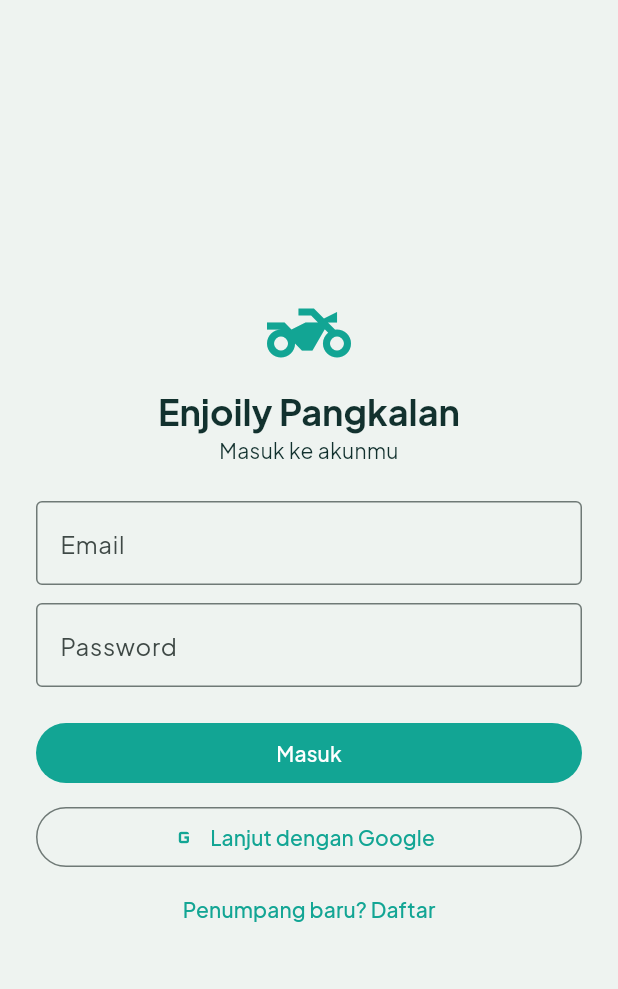
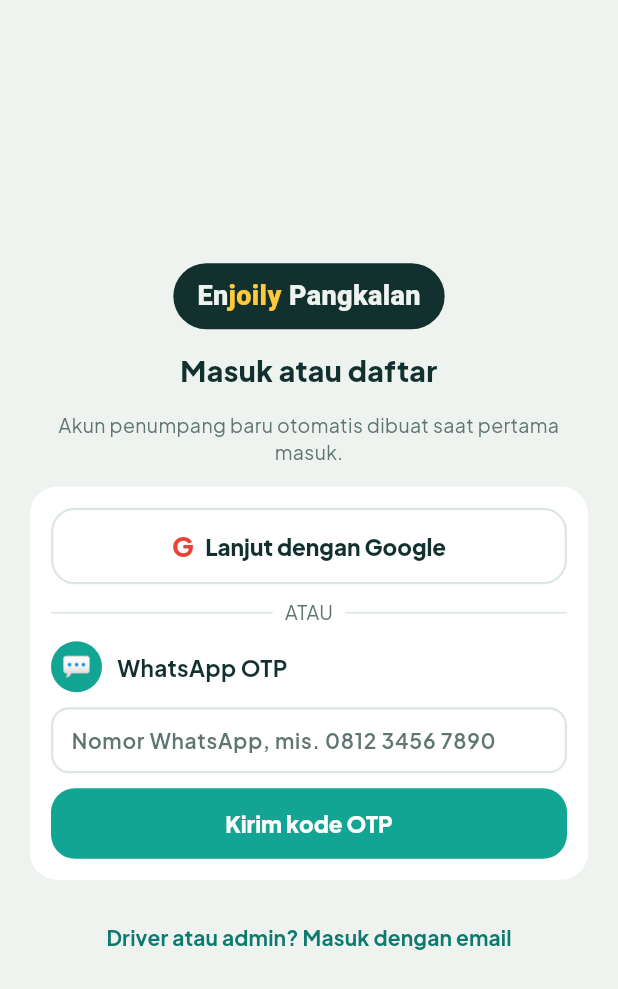
Before and after one commit to seoulinbowl18-Git/enjoilypangkalan, a Flutter app: the LoginScreen screen opened directly, on a phone screen of 412 x 824 dp. Shown: the top 989 px of the screen. Run offline on Flutter 3.47's test engine with Material 3 defaults, Android fonts, the phone set to English and light mode, and no system bars; our stand-ins replace geolocator, supabase_flutter; accounts and stored records are empty.

Commit message:
Login penumpang dengan Google dan OTP WhatsApp
- LoginScreen baru bergaya Enjoily: Google, atau nomor WhatsApp → kode OTP 6 angka
- Driver/admin tetap masuk dengan email + password lewat tautan terpisah
- SupabaseService: sendWhatsAppOtp, verifyPhoneOtp, normalizePhone (08… → +628…)
- Deep link io.supabase.enjoilypangkalan://login-callback/ untuk Android & iOS
- Tombol memakai font dari theme (sebelumnya jatuh ke Roboto)

Co-Authored-By: Claude Opus 5.5 <noreply@anthropic.com>
Claude-Session: https://claude.ai/code/session_015xxr5vPdrL4cWyzcrgNbzo

```diff
--- a/lib/screens/login_screen.dart
+++ b/lib/screens/login_screen.dart
@@ -2,10 +2,11 @@ import 'package:flutter/material.dart';
 import 'package:provider/provider.dart';
 
 import '../services/supabase_service.dart';
+import '../ui/enjoily_style.dart';
 
-/// Penumpang: daftar/masuk email atau Google. Driver/admin: email + password
-/// yang dibuat admin (Edge Function admin-create-driver).
-/// Login WhatsApp OTP butuh provider SMS di Supabase Auth; belum dipasang di sini.
+/// Penumpang: masuk/daftar dengan Google atau kode OTP WhatsApp (akun baru
+/// otomatis dibuat). Driver/admin: email + password yang dibuat admin
+/// (Edge Function admin-create-driver).
 class LoginScreen extends StatefulWidget {
   const LoginScreen({super.key});
 
@@ -14,118 +15,210 @@ class LoginScreen extends StatefulWidget {
 }
 
 class _LoginScreenState extends State<LoginScreen> {
-  final _formKey = GlobalKey<FormState>();
-  final _name = TextEditingController();
+  late final SupabaseService _service = context.read<SupabaseService>();
+
+  final _phone = TextEditingController();
+  final _otp = TextEditingController();
   final _email = TextEditingController();
   final _password = TextEditingController();
-  bool _isSignUp = false;
+  bool _otpSent = false;
+  bool _staffLogin = false;
   bool _busy = false;
 
   @override
   void dispose() {
-    _name.dispose();
+    _phone.dispose();
+    _otp.dispose();
     _email.dispose();
     _password.dispose();
     super.dispose();
   }
 
-  Future<void> _run(Future<void> Function() action) async {
+  void _toast(String message) {
+    if (!mounted) return;
+    ScaffoldMessenger.of(context).showSnackBar(SnackBar(content: Text(message)));
+  }
+
+  /// Berhasil login → AuthGate di main.dart pindah ke dashboard sendiri.
+  Future<bool> _run(Future<void> Function() action) async {
     setState(() => _busy = true);
     try {
       await action();
+      return true;
     } on EnjoilyException catch (e) {
-      if (mounted) {
-        ScaffoldMessenger.of(context).showSnackBar(SnackBar(content: Text(e.message)));
-      }
+      _toast(e.message);
+      return false;
     } finally {
       if (mounted) setState(() => _busy = false);
     }
   }
 
-  Future<void> _submit() async {
-    if (!_formKey.currentState!.validate()) return;
-    final service = context.read<SupabaseService>();
-    final messenger = ScaffoldMessenger.of(context);
-    await _run(() async {
-      if (_isSignUp) {
-        await service.signUpPassenger(_email.text.trim(), _password.text, _name.text.trim());
-        if (service.client.auth.currentSession == null) {
-          messenger.showSnackBar(
-            const SnackBar(content: Text('Cek email untuk konfirmasi akun, lalu masuk.')),
-          );
+  Future<void> _sendOtp() async {
+    if (_phone.text.replaceAll(RegExp(r'\D'), '').length < 9) {
+      _toast('Masukkan nomor WhatsApp yang valid');
+      return;
     }
-      } else {
-        await service.signInWithPassword(_email.text.trim(), _password.text);
+    if (await _run(() => _service.sendWhatsAppOtp(_phone.text))) {
+      setState(() => _otpSent = true);
+      _toast('Kode OTP dikirim ke WhatsApp ${SupabaseService.normalizePhone(_phone.text)}');
     }
-    });
+  }
+
+  Future<void> _verifyOtp() async {
+    if (_otp.text.trim().length != 6) {
+      _toast('Kode OTP terdiri dari 6 angka');
+      return;
+    }
+    await _run(() => _service.verifyPhoneOtp(_phone.text, _otp.text.trim()));
+  }
+
+  Future<void> _staffSignIn() async {
+    if (!_email.text.contains('@') || _password.text.isEmpty) {
+      _toast('Isi email dan password');
+      return;
+    }
+    await _run(() => _service.signInWithPassword(_email.text.trim(), _password.text));
   }
 
   @override
   Widget build(BuildContext context) {
-    final theme = Theme.of(context);
+    final c = EnjColors.of(context);
     return Scaffold(
+      backgroundColor: c.bg,
       body: Center(
         child: SingleChildScrollView(
-          padding: const EdgeInsets.all(24),
+          padding: const EdgeInsets.all(20),
           child: ConstrainedBox(
             constraints: const BoxConstraints(maxWidth: 400),
-            child: Form(
-              key: _formKey,
             child: Column(
               crossAxisAlignment: CrossAxisAlignment.stretch,
+              spacing: 14,
               children: [
-                  Icon(Icons.two_wheeler, size: 56, color: theme.colorScheme.primary),
-                  const SizedBox(height: 8),
-                  Text('Enjoily Pangkalan',
-                      textAlign: TextAlign.center,
-                      style: theme.textTheme.headlineSmall?.copyWith(fontWeight: FontWeight.w700)),
-                  Text(_isSignUp ? 'Daftar sebagai penumpang' : 'Masuk ke akunmu',
-                      textAlign: TextAlign.center, style: theme.textTheme.bodyMedium),
-                  const SizedBox(height: 24),
-                  if (_isSignUp) ...[
-                    TextFormField(
-                      controller: _name,
-                      decoration: const InputDecoration(labelText: 'Nama'),
-                      validator: (v) => (v ?? '').trim().isEmpty ? 'Nama wajib diisi' : null,
+                Center(child: _Logo(c: c)),
+                EnjH2(_staffLogin ? 'Masuk driver / admin' : 'Masuk atau daftar', center: true),
+                EnjSub(
+                  _staffLogin
+                      ? 'Pakai email dan password dari admin pangkalan.'
+                      : 'Akun penumpang baru otomatis dibuat saat pertama masuk.',
+                  center: true,
                 ),
-                    const SizedBox(height: 12),
-                  ],
-                  TextFormField(
-                    controller: _email,
-                    keyboardType: TextInputType.emailAddress,
-                    decoration: const InputDecoration(labelText: 'Email'),
-                    validator: (v) => (v ?? '').contains('@') ? null : 'Email tidak valid',
+                if (_staffLogin) _buildStaffCard() else ..._buildPassengerCards(c),
+                TextButton(
+                  onPressed: _busy ? null : () => setState(() => _staffLogin = !_staffLogin),
+                  child: Text(
+                    _staffLogin ? 'Penumpang? Masuk dengan Google / WhatsApp' : 'Driver atau admin? Masuk dengan email',
+                    style: TextStyle(fontWeight: FontWeight.w700, color: c.accent),
                   ),
-                  const SizedBox(height: 12),
-                  TextFormField(
-                    controller: _password,
-                    obscureText: true,
-                    decoration: const InputDecoration(labelText: 'Password'),
-                    validator: (v) => (v ?? '').length < 6 ? 'Minimal 6 karakter' : null,
-                    onFieldSubmitted: (_) => _submit(),
-                  ),
-                  const SizedBox(height: 20),
-                  FilledButton(
-                    onPressed: _busy ? null : _submit,
-                    child: Text(_isSignUp ? 'Daftar' : 'Masuk'),
-                  ),
-                  const SizedBox(height: 8),
-                  OutlinedButton.icon(
-                    onPressed: _busy
-                        ? null
-                        : () => _run(() => context.read<SupabaseService>().signInWithGoogle()),
-                    icon: const Icon(Icons.g_mobiledata),
-                    label: const Text('Lanjut dengan Google'),
-                  ),
-                  TextButton(
-                    onPressed: _busy ? null : () => setState(() => _isSignUp = !_isSignUp),
-                    child: Text(_isSignUp ? 'Sudah punya akun? Masuk' : 'Penumpang baru? Daftar'),
                 ),
               ],
             ),
           ),
         ),
       ),
+    );
+  }
+
+  List<Widget> _buildPassengerCards(EnjColors c) {
+    return [
+      EnjCard(
+        children: [
+          OutlinedButton.icon(
+            onPressed: _busy ? null : () => _run(_service.signInWithGoogle),
+            icon: const Text('G',
+                style: TextStyle(fontSize: 18, fontWeight: FontWeight.w800, color: Color(0xFFEA4335))),
+            label: const Text('Lanjut dengan Google'),
+            style: OutlinedButton.styleFrom(
+              foregroundColor: c.ink,
+              side: BorderSide(color: c.line, width: 1.5),
+              visualDensity: VisualDensity.standard,
+              padding: const EdgeInsets.all(14),
+              shape: RoundedRectangleBorder(borderRadius: BorderRadius.circular(16)),
+              textStyle: TextStyle(
+                fontSize: 15,
+                fontWeight: FontWeight.w800,
+                fontFamily: Theme.of(context).textTheme.labelLarge?.fontFamily,
+              ),
+            ),
+          ),
+          Row(
+            spacing: 8,
+            children: [
+              Expanded(child: Divider(color: c.line)),
+              EnjSub('ATAU'),
+              Expanded(child: Divider(color: c.line)),
+            ],
+          ),
+          const Row(
+            spacing: 10,
+            children: [EnjAva('💬', size: 34, fontSize: 16), EnjB('WhatsApp OTP')],
+          ),
+          if (!_otpSent) ...[
+            EnjField(
+              controller: _phone,
+              hint: 'Nomor WhatsApp, mis. 0812 3456 7890',
+              keyboardType: TextInputType.phone,
+              onSubmitted: (_) => _sendOtp(),
+            ),
+            EnjButton(_busy ? 'Mengirim…' : 'Kirim kode OTP', onPressed: _busy ? null : _sendOtp),
+          ] else ...[
+            EnjSub.rich([
+              const TextSpan(text: 'Kode 6 angka dikirim ke '),
+              enjBold(SupabaseService.normalizePhone(_phone.text)),
+            ]),
+            EnjField(
+              controller: _otp,
+              hint: 'Masukkan 6 digit kode OTP',
+              numeric: true,
+              onSubmitted: (_) => _verifyOtp(),
+            ),
+            EnjButton(_busy ? 'Memeriksa…' : 'Verifikasi & masuk', onPressed: _busy ? null : _verifyOtp),
+            EnjChips(
+              children: [
+                EnjChip('Ganti nomor', onTap: () => setState(() {
+                      _otpSent = false;
+                      _otp.clear();
+                    })),
+                EnjChip('Kirim ulang kode', onTap: () {
+                  if (!_busy) _sendOtp();
+                }),
+              ],
+            ),
+          ],
+        ],
+      ),
+    ];
+  }
+
+  Widget _buildStaffCard() {
+    return EnjCard(
+      children: [
+        EnjField(controller: _email, hint: 'Email', keyboardType: TextInputType.emailAddress),
+        EnjField(controller: _password, hint: 'Password', obscure: true, onSubmitted: (_) => _staffSignIn()),
+        EnjButton(_busy ? 'Masuk…' : 'Masuk', onPressed: _busy ? null : _staffSignIn),
+      ],
+    );
+  }
+}
+
+class _Logo extends StatelessWidget {
+  const _Logo({required this.c});
+
+  final EnjColors c;
+
+  @override
+  Widget build(BuildContext context) {
+    return Container(
+      padding: const EdgeInsets.symmetric(horizontal: 16, vertical: 9),
+      decoration: BoxDecoration(color: c.ink, borderRadius: BorderRadius.circular(22)),
+      child: Text.rich(
+        TextSpan(
+          children: const [
+            TextSpan(text: 'En'),
+            TextSpan(text: 'joily', style: TextStyle(color: EnjColors.sun)),
+            TextSpan(text: ' Pangkalan'),
+          ],
+          style: TextStyle(color: c.bg, fontWeight: FontWeight.w800, fontSize: 18),
+        ),
       ),
     );
   }
--- a/lib/ui/enjoily_style.dart
+++ b/lib/ui/enjoily_style.dart
@@ -205,7 +205,7 @@ class EnjButton extends StatelessWidget {
         textStyle: TextStyle(
           fontSize: small ? 13 : 15,
           fontWeight: FontWeight.w800,
-          fontFamily: DefaultTextStyle.of(context).style.fontFamily,
+          fontFamily: Theme.of(context).textTheme.labelLarge?.fontFamily,
         ),
       ),
       child: Text(label),
@@ -326,7 +326,10 @@ class EnjField extends StatelessWidget {
     this.hint,
     this.numeric = false,
     this.decimal = false,
+    this.obscure = false,
+    this.keyboardType,
     this.onChanged,
+    this.onSubmitted,
   });
 
   final TextEditingController controller;
@@ -334,7 +337,10 @@ class EnjField extends StatelessWidget {
   final String? hint;
   final bool numeric;
   final bool decimal;
+  final bool obscure;
+  final TextInputType? keyboardType;
   final ValueChanged<String>? onChanged;
+  final ValueChanged<String>? onSubmitted;
 
   @override
   Widget build(BuildContext context) {
@@ -342,8 +348,11 @@ class EnjField extends StatelessWidget {
     final input = TextField(
       controller: controller,
       onChanged: onChanged,
+      onSubmitted: onSubmitted,
+      obscureText: obscure,
       textAlign: label == null ? TextAlign.start : TextAlign.end,
-      keyboardType: numeric || decimal ? TextInputType.numberWithOptions(decimal: decimal) : null,
+      keyboardType:
+          keyboardType ?? (numeric || decimal ? TextInputType.numberWithOptions(decimal: decimal) : null),
       inputFormatters: numeric && !decimal ? [FilteringTextInputFormatter.digitsOnly] : null,
       style: TextStyle(
           fontSize: label == null ? 14 : 15,
```
Also changed, not shown: lib/services/supabase_service.dart (+24 -1 lines), 2 other files. Lines whose indentation alone changed are shown as unchanged.
